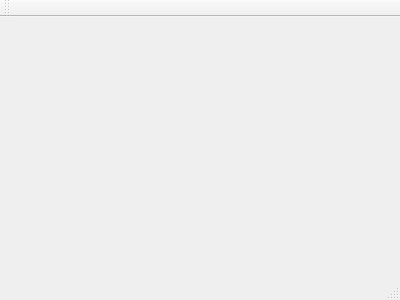
Old version of the form AsociadosFondo/asociadosfondo.ui in the repository MiguelALopez/JaverianaProject.
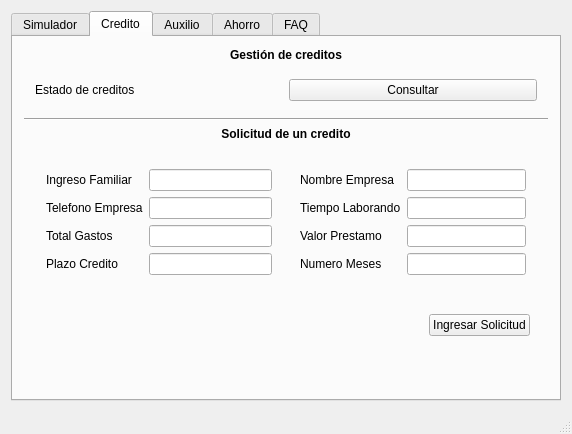
New version of the form.

Commit message: Added the tabs to AsociadosFondo

Patch:
```diff
--- a/AsociadosFondo/asociadosfondo.ui
+++ b/AsociadosFondo/asociadosfondo.ui
@@ -1,24 +1,310 @@
 <ui version="4.0">
  <class>AsociadosFondo</class>
- <widget class="QMainWindow" name="AsociadosFondo" >
-  <property name="geometry" >
+ <widget class="QMainWindow" name="AsociadosFondo">
+  <property name="geometry">
    <rect>
     <x>0</x>
     <y>0</y>
-    <width>400</width>
-    <height>300</height>
+    <width>572</width>
+    <height>434</height>
    </rect>
   </property>
   <property name="windowTitle" >
    <string>AsociadosFondo</string>
   </property>
-  <widget class="QMenuBar" name="menuBar" />
-  <widget class="QToolBar" name="mainToolBar" />
-  <widget class="QWidget" name="centralWidget" />
-  <widget class="QStatusBar" name="statusBar" />
+  <widget class="QWidget" name="centralWidget">
+   <layout class="QGridLayout" name="gridLayout">
+    <item row="0" column="0">
+     <widget class="QTabWidget" name="tabWidget">
+      <property name="currentIndex">
+       <number>1</number>
+      </property>
+      <widget class="QWidget" name="tab">
+       <attribute name="title">
+        <string>Simulador</string>
+       </attribute>
+      </widget>
+      <widget class="QWidget" name="tab_2">
+       <attribute name="title">
+        <string>Credito</string>
+       </attribute>
+       <layout class="QVBoxLayout" name="verticalLayout">
+        <item>
+         <widget class="QLabel" name="label_2">
+          <property name="text">
+           <string>&lt;html&gt;&lt;head/&gt;&lt;body&gt;&lt;p align=&quot;center&quot;&gt;&lt;span style=&quot; font-weight:600;&quot;&gt;Gestión de creditos&lt;/span&gt;&lt;/p&gt;&lt;/body&gt;&lt;/html&gt;</string>
+          </property>
+          <property name="margin">
+           <number>10</number>
+          </property>
+         </widget>
+        </item>
+        <item>
+         <widget class="QWidget" name="widget" native="true">
+          <layout class="QHBoxLayout" name="horizontalLayout">
+           <item>
+            <widget class="QLabel" name="label">
+             <property name="text">
+              <string>Estado de creditos</string>
+             </property>
+            </widget>
+           </item>
+           <item>
+            <widget class="QPushButton" name="pushButton">
+             <property name="text">
+              <string>Consultar</string>
+             </property>
+            </widget>
+           </item>
+          </layout>
+         </widget>
+        </item>
+        <item>
+         <widget class="Line" name="line">
+          <property name="orientation">
+           <enum>Qt::Horizontal</enum>
+          </property>
+         </widget>
+        </item>
+        <item>
+         <widget class="QLabel" name="label_3">
+          <property name="text">
+           <string>&lt;html&gt;&lt;head/&gt;&lt;body&gt;&lt;p align=&quot;center&quot;&gt;&lt;span style=&quot; font-weight:600;&quot;&gt;Solicitud de un credito&lt;/span&gt;&lt;/p&gt;&lt;/body&gt;&lt;/html&gt;</string>
+          </property>
+          <property name="margin">
+           <number>5</number>
+          </property>
+         </widget>
+        </item>
+        <item>
+         <widget class="QWidget" name="widget_2" native="true">
+          <layout class="QHBoxLayout" name="horizontalLayout_2">
+           <item>
+            <widget class="QWidget" name="widget_3" native="true">
+             <layout class="QGridLayout" name="gridLayout_2">
+              <item row="0" column="0">
+               <widget class="QLabel" name="label_4">
+                <property name="text">
+                 <string>Ingreso Familiar</string>
+                </property>
+               </widget>
+              </item>
+              <item row="0" column="1">
+               <widget class="QLineEdit" name="lineEdit"/>
+              </item>
+              <item row="2" column="0">
+               <widget class="QLabel" name="label_8">
+                <property name="text">
+                 <string>Total Gastos</string>
+                </property>
+               </widget>
+              </item>
+              <item row="2" column="1">
+               <widget class="QLineEdit" name="lineEdit_5"/>
+              </item>
+              <item row="1" column="0">
+               <widget class="QLabel" name="label_6">
+                <property name="text">
+                 <string>Telefono Empresa</string>
+                </property>
+               </widget>
+              </item>
+              <item row="1" column="1">
+               <widget class="QLineEdit" name="lineEdit_3"/>
+              </item>
+              <item row="3" column="0">
+               <widget class="QLabel" name="label_10">
+                <property name="text">
+                 <string>Plazo Credito</string>
+                </property>
+               </widget>
+              </item>
+              <item row="3" column="1">
+               <widget class="QLineEdit" name="lineEdit_7"/>
+              </item>
+             </layout>
+            </widget>
+           </item>
+           <item>
+            <widget class="QWidget" name="widget_4" native="true">
+             <layout class="QGridLayout" name="gridLayout_3">
+              <item row="0" column="1">
+               <widget class="QLineEdit" name="lineEdit_2"/>
+              </item>
+              <item row="2" column="0">
+               <widget class="QLabel" name="label_9">
+                <property name="text">
+                 <string>Valor Prestamo</string>
+                </property>
+               </widget>
+              </item>
+              <item row="1" column="0">
+               <widget class="QLabel" name="label_7">
+                <property name="text">
+                 <string>Tiempo Laborando</string>
+                </property>
+               </widget>
+              </item>
+              <item row="0" column="0">
+               <widget class="QLabel" name="label_5">
+                <property name="text">
+                 <string>Nombre Empresa</string>
+                </property>
+               </widget>
+              </item>
+              <item row="2" column="1">
+               <widget class="QLineEdit" name="lineEdit_6"/>
+              </item>
+              <item row="1" column="1">
+               <widget class="QLineEdit" name="lineEdit_4"/>
+              </item>
+              <item row="3" column="0">
+               <widget class="QLabel" name="label_11">
+                <property name="text">
+                 <string>Numero Meses</string>
+                </property>
+               </widget>
+              </item>
+              <item row="3" column="1">
+               <widget class="QLineEdit" name="lineEdit_8"/>
+              </item>
+             </layout>
+            </widget>
+           </item>
+          </layout>
+         </widget>
+        </item>
+        <item>
+         <widget class="QWidget" name="widget_6" native="true">
+          <layout class="QHBoxLayout" name="horizontalLayout_4">
+           <property name="leftMargin">
+            <number>9</number>
+           </property>
+           <property name="rightMargin">
+            <number>18</number>
+           </property>
+           <item>
+            <spacer name="horizontalSpacer">
+             <property name="orientation">
+              <enum>Qt::Horizontal</enum>
+             </property>
+             <property name="sizeHint" stdset="0">
+              <size>
+               <width>40</width>
+               <height>20</height>
+              </size>
+             </property>
+            </spacer>
+           </item>
+           <item>
+            <widget class="QPushButton" name="pushButton_4">
+             <property name="sizePolicy">
+              <sizepolicy hsizetype="Minimum" vsizetype="Expanding">
+               <horstretch>0</horstretch>
+               <verstretch>0</verstretch>
+              </sizepolicy>
+             </property>
+             <property name="text">
+              <string>Ingresar Solicitud</string>
+             </property>
+            </widget>
+           </item>
+          </layout>
+         </widget>
+        </item>
+        <item>
+         <spacer name="verticalSpacer">
+          <property name="orientation">
+           <enum>Qt::Vertical</enum>
+          </property>
+          <property name="sizeHint" stdset="0">
+           <size>
+            <width>20</width>
+            <height>40</height>
+           </size>
+          </property>
+         </spacer>
+        </item>
+       </layout>
+      </widget>
+      <widget class="QWidget" name="tab_3">
+       <attribute name="title">
+        <string>Auxilio</string>
+       </attribute>
+       <layout class="QVBoxLayout" name="verticalLayout_2">
+        <item>
+         <widget class="QLabel" name="label_12">
+          <property name="text">
+           <string>&lt;html&gt;&lt;head/&gt;&lt;body&gt;&lt;p align=&quot;center&quot;&gt;&lt;span style=&quot; font-weight:600;&quot;&gt;Gestión de Auxilios&lt;/span&gt;&lt;/p&gt;&lt;/body&gt;&lt;/html&gt;</string>
+          </property>
+         </widget>
+        </item>
+        <item>
+         <widget class="QWidget" name="widget_5" native="true">
+          <layout class="QHBoxLayout" name="horizontalLayout_3">
+           <item>
+            <widget class="QLabel" name="label_13">
+             <property name="text">
+              <string>Estado de ahorros</string>
+             </property>
+            </widget>
+           </item>
+           <item>
+            <widget class="QPushButton" name="pushButton_2">
+             <property name="text">
+              <string>Consultar</string>
+             </property>
+            </widget>
+           </item>
+          </layout>
+         </widget>
+        </item>
+        <item>
+         <widget class="Line" name="line_2">
+          <property name="orientation">
+           <enum>Qt::Horizontal</enum>
+          </property>
+         </widget>
+        </item>
+        <item>
+         <widget class="QLabel" name="label_14">
+          <property name="text">
+           <string>&lt;html&gt;&lt;head/&gt;&lt;body&gt;&lt;p align=&quot;center&quot;&gt;&lt;span style=&quot; font-weight:600;&quot;&gt;Solicitud de Auxilio&lt;/span&gt;&lt;/p&gt;&lt;/body&gt;&lt;/html&gt;</string>
+          </property>
+         </widget>
+        </item>
+        <item>
+         <spacer name="verticalSpacer_2">
+          <property name="orientation">
+           <enum>Qt::Vertical</enum>
+          </property>
+          <property name="sizeHint" stdset="0">
+           <size>
+            <width>20</width>
+            <height>40</height>
+           </size>
+          </property>
+         </spacer>
+        </item>
+       </layout>
+      </widget>
+      <widget class="QWidget" name="tab_4">
+       <attribute name="title">
+        <string>Ahorro</string>
+       </attribute>
+      </widget>
+      <widget class="QWidget" name="tab_5">
+       <attribute name="title">
+        <string>FAQ</string>
+       </attribute>
+      </widget>
+     </widget>
+    </item>
+   </layout>
+  </widget>
+  <widget class="QStatusBar" name="statusBar"/>
  </widget>
- <layoutDefault spacing="6" margin="11" />
- <pixmapfunction></pixmapfunction>
+ <layoutdefault spacing="6" margin="11"/>
  <resources/>
  <connections/>
 </ui>
```
Left out of the diff: 3 changed lines with no effect on the pictures. The commit also changes 2 other files.
